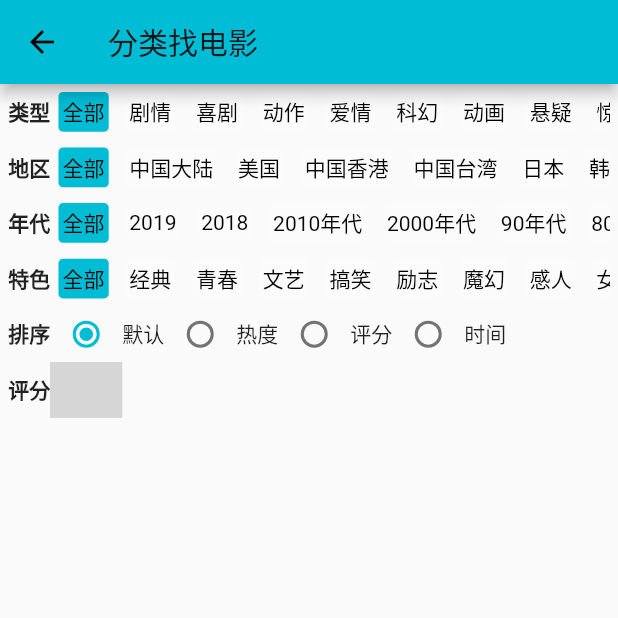
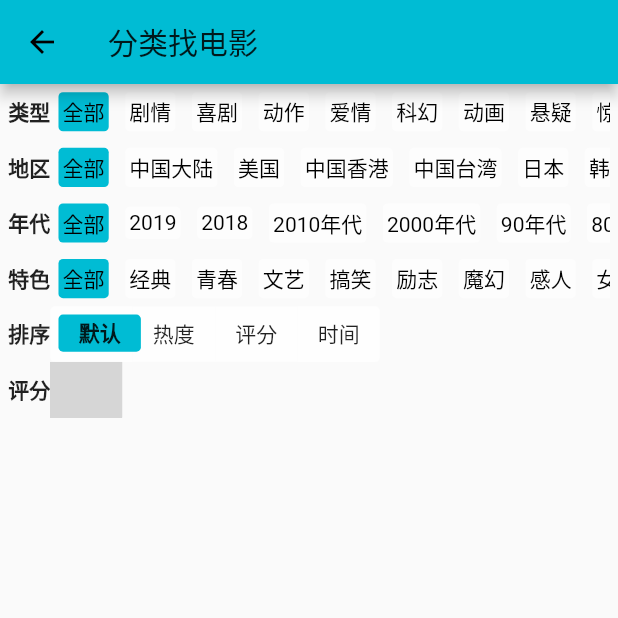
Before and after one commit to cnlinqh/flutter_douban2, a Flutter app: the screen it shows after launch, after a tap on "电影分类", on a phone screen of 412 x 824 dp, the top half of it. Run offline on Flutter 3.47's test engine with Material 2 defaults, Android fonts, the phone set to English and light mode, and no system bars; our stand-ins replace cached_network_image, carousel_slider, chewie, dio, flutter_screenutil, photo_view and 1 more; missing offline and left inert: flutter_range_slider; network calls fail; grey boxes are pictures that could not be loaded.

Commit message:
use animation to impl sort bar

```diff
--- a/lib/movie/movie_category_search.dart
+++ b/lib/movie/movie_category_search.dart
@@ -3,7 +3,7 @@ import 'package:flutter_douban2/util/client_api.dart';
 import 'package:flutter_douban2/util/label_constant.dart';
 import 'package:flutter_douban2/movie/movie_subject_general.dart';
 import 'package:flutter_douban2/movie/movie_category_search_bar.dart';
-import 'package:flutter_douban2/movie/movie_category_sort_bar.dart';
+import 'package:flutter_douban2/movie/movie_category_sort_bar2.dart';
 import 'package:flutter_douban2/movie/movie_category_range_bar.dart';
 
 class MovieCategorySearch extends StatefulWidget {
@@ -93,7 +93,11 @@ class _MovieCategorySearchState extends State<MovieCategorySearch> {
                       this._selectedSpecial,
                       this.onSpecialChange,
                     ),
-                    MovieCategorySortBar(
+                    // MovieCategorySortBar(
+                    //   onSortByChange,
+                    //   this._selectedSortBy,
+                    // ),
+                    MovieCategorySortBar2(
                       onSortByChange,
                       this._selectedSortBy,
                     ),
--- a/lib/movie/movie_category_search_bar.dart
+++ b/lib/movie/movie_category_search_bar.dart
@@ -61,17 +61,14 @@ class _MovieCategorySearchBarState extends State<MovieCategorySearchBar> {
       },
       child: Center(
         child: Container(
-          margin: EdgeInsets.fromLTRB(
+          margin: EdgeInsets.all(
             ScreenUtil.getInstance().setWidth(ScreenSize.padding),
-            ScreenUtil.getInstance().setWidth(ScreenSize.padding / 2),
-            ScreenUtil.getInstance().setWidth(ScreenSize.padding),
-            ScreenUtil.getInstance().setWidth(ScreenSize.padding / 2),
           ),
           padding: EdgeInsets.all(
               ScreenUtil.getInstance().setWidth(ScreenSize.padding / 2)),
           decoration: BoxDecoration(
             color:
-                this.selectedItem == text ? Colors.cyan : Colors.white10,
+                this.selectedItem == text ? Colors.cyan : Colors.white60,
             borderRadius: BorderRadius.all(Radius.circular(3)),
           ),
           child: Text(
--- /dev/null
+++ b/lib/movie/movie_category_sort_bar2.dart
@@ -0,0 +1,204 @@
+import 'package:flutter/material.dart';
+import 'package:flutter_douban2/util/label_constant.dart';
+import 'package:flutter_screenutil/flutter_screenutil.dart';
+import 'package:flutter_douban2/util/screen_size.dart';
+
+class MovieCategorySortBar2 extends StatefulWidget {
+  final Function onSelectionChange;
+  final String defaultSortBy;
+  MovieCategorySortBar2(this.onSelectionChange, this.defaultSortBy);
+
+  _MovieCategorySortBar2State createState() => _MovieCategorySortBar2State();
+}
+
+class _MovieCategorySortBar2State extends State<MovieCategorySortBar2> {
+  List radios = [
+    {"id": "U", "label": LabelConstant.MOVIE_CATEGORY_SORTBY_DEFAULT},
+    {"id": "T", "label": LabelConstant.MOVIE_CATEGORY_SORTBY_HOT},
+    {"id": "S", "label": LabelConstant.MOVIE_CATEGORY_SORTBY_RATE},
+    {"id": "R", "label": LabelConstant.MOVIE_CATEGORY_SORTBY_TIME},
+  ];
+  @override
+  void initState() {
+    super.initState();
+  }
+
+  @override
+  Widget build(BuildContext context) {
+    return Container(
+      width: ScreenUtil.getInstance()
+          .setWidth(ScreenSize.width - 2 * ScreenSize.padding),
+      child: Row(
+        crossAxisAlignment: CrossAxisAlignment.center,
+        children: <Widget>[
+          Text(
+            LabelConstant.MOVIE_CATEGORY_SORTBY,
+            style: TextStyle(fontWeight: FontWeight.bold),
+          ),
+          MovieCategoryRadioBar(
+            radios: radios,
+            onSelectionChange: widget.onSelectionChange,
+          ),
+        ],
+      ),
+    );
+  }
+}
+
+class MovieCategoryRadioBar extends StatefulWidget {
+  final List radios;
+  final int defaultIndex;
+  final Function onSelectionChange;
+  MovieCategoryRadioBar(
+      {this.radios, this.defaultIndex = 0, this.onSelectionChange});
+  _MovieCategoryRadioBarState createState() => _MovieCategoryRadioBarState();
+}
+
+class _MovieCategoryRadioBarState extends State<MovieCategoryRadioBar>
+    with TickerProviderStateMixin {
+  Animation<double> animation;
+  AnimationController controller;
+
+  int index;
+  double left;
+
+  @override
+  void initState() {
+    super.initState();
+    this.index = widget.defaultIndex;
+    this.left = 0;
+    double newLeft =
+        this.index * ScreenUtil.getInstance().setWidth(ScreenSize.radio_width);
+    runAnimation(newLeft);
+  }
+
+  @override
+  Widget build(BuildContext context) {
+    return Container(
+      child: Stack(
+        children: <Widget>[
+          Container(
+              width: ScreenUtil.getInstance()
+                  .setWidth(ScreenSize.radio_width * widget.radios.length),
+              height:
+                  ScreenUtil.getInstance().setHeight(ScreenSize.radio_height),
+              child: Row(
+                crossAxisAlignment: CrossAxisAlignment.center,
+                children: _buildRadios(),
+              ),
+              decoration: BoxDecoration(
+                borderRadius: BorderRadius.all(Radius.circular(3)),
+              )),
+          Positioned(
+            top: 0,
+            left: animation.value,
+            child: Opacity(
+              opacity: 1,
+              child: Container(
+                width:
+                    ScreenUtil.getInstance().setWidth(ScreenSize.radio_width),
+                height: ScreenUtil.getInstance().setHeight(
+                    ScreenSize.radio_height - 2 * ScreenSize.padding),
+                margin: EdgeInsets.all(
+                    ScreenUtil.getInstance().setWidth(ScreenSize.padding),
+                    ),
+                decoration: BoxDecoration(
+                  borderRadius: BorderRadius.all(Radius.circular(3)),
+                  color: Colors.cyan,
+                ),
+                child: Center(
+                  child: Text(
+                    widget.radios[this.index]["label"],
+                    style: TextStyle(fontWeight: FontWeight.bold),
+                  ),
+                ),
+              ),
+            ),
+          )
+        ],
+      ),
+    );
+  }
+
+  @override
+  void dispose() {
+    controller.dispose();
+    super.dispose();
+  }
+
+  List<Widget> _buildRadios() {
+    List<Widget> list = [];
+    var i = 0;
+    for (i = 0; i < widget.radios.length; i++) {
+      list.add(Radio(i, widget.radios.length, widget.radios[i]["id"],
+          widget.radios[i]["label"], this.onSelection));
+    }
+    return list;
+  }
+
+  void onSelection(index) {
+    this.index = index;
+    double newLeft =
+        index * ScreenUtil.getInstance().setWidth(ScreenSize.radio_width);
+    controller.dispose();
+    runAnimation(newLeft);
+
+    widget.onSelectionChange(widget.radios[this.index]['id']);
+  }
+
+  void runAnimation(double newLeft) {
+    controller = new AnimationController(
+        duration: const Duration(milliseconds: 500), vsync: this);
+    animation = new Tween(begin: this.left, end: newLeft).animate(controller);
+    animation.addListener(() {
+      setState(() {});
+    });
+
+    animation.addStatusListener((state) {
+      if (state == AnimationStatus.completed) {
+        this.left = newLeft;
+      }
+    });
+    controller.forward();
+  }
+}
+
+class Radio extends StatefulWidget {
+  final int index;
+  final int length;
+  final String id;
+  final String label;
+  final Function onSelection;
+  Radio(this.index, this.length, this.id, this.label, this.onSelection);
+
+  _RadioState createState() => _RadioState();
+}
+
+class _RadioState extends State<Radio> {
+  @override
+  Widget build(BuildContext context) {
+    return GestureDetector(
+      onTap: () {
+        widget.onSelection(widget.index);
+      },
+      child: Container(
+        width: ScreenUtil.getInstance().setWidth(ScreenSize.radio_width),
+        height: ScreenUtil.getInstance().setHeight(ScreenSize.radio_height),
+        child: Center(
+          child: Text(widget.label),
+        ),
+        decoration: BoxDecoration(
+          color: Colors.white70,
+          borderRadius: widget.index == 0
+              ? BorderRadius.only(
+                  topLeft: Radius.circular(3), bottomLeft: Radius.circular(3))
+              : widget.index == widget.length - 1
+                  ? BorderRadius.only(
+                      topRight: Radius.circular(3),
+                      bottomRight: Radius.circular(3))
+                  : null,
+        ),
+      ),
+    );
+  }
+}
--- a/lib/util/screen_size.dart
+++ b/lib/util/screen_size.dart
@@ -23,7 +23,8 @@ class ScreenSize {
 
 
   static const double movie_cate_search_bar_hight = 60;
-
+  static const double radio_width = 100;
+  static const double radio_height = 60;
 
   //the width of subject details
   static const double subject_description_width = 470;
```
